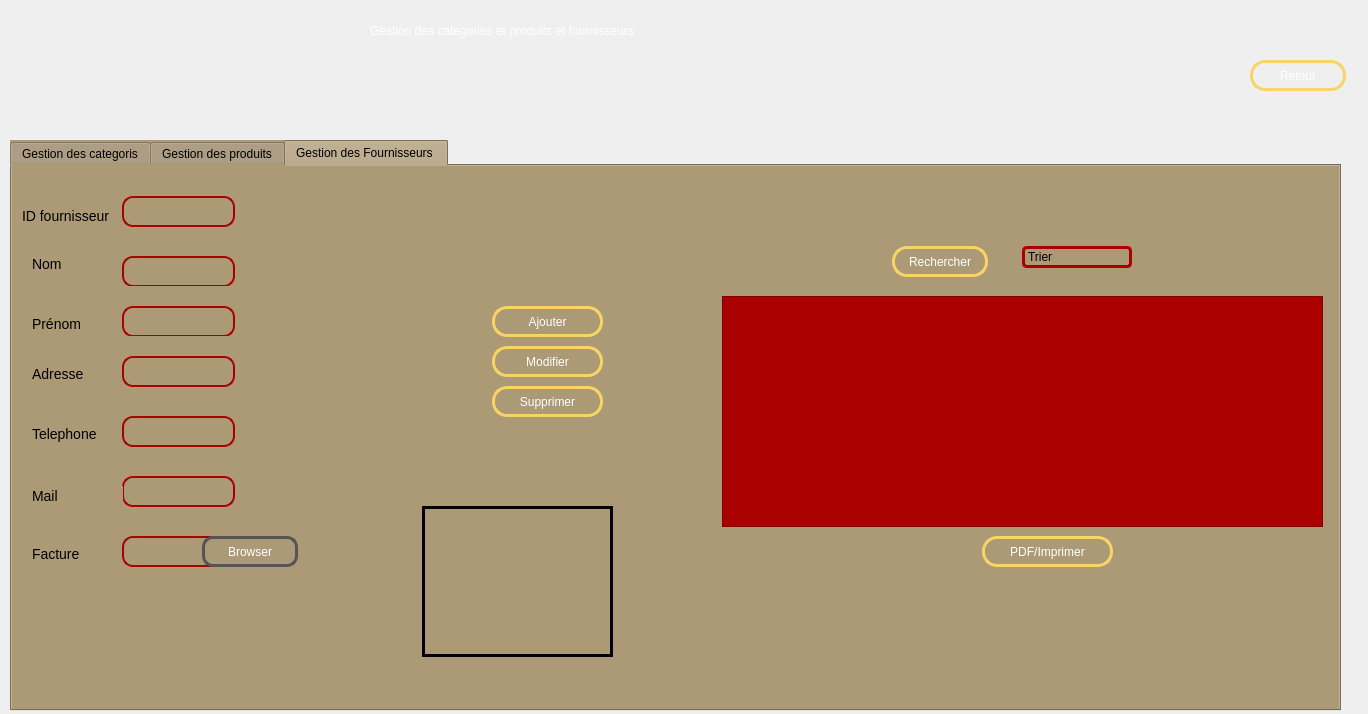
Above: mainwindowsa.ui from salmamouelhi/Smarthotel-projet-c- before the change. Below: the same form after it.
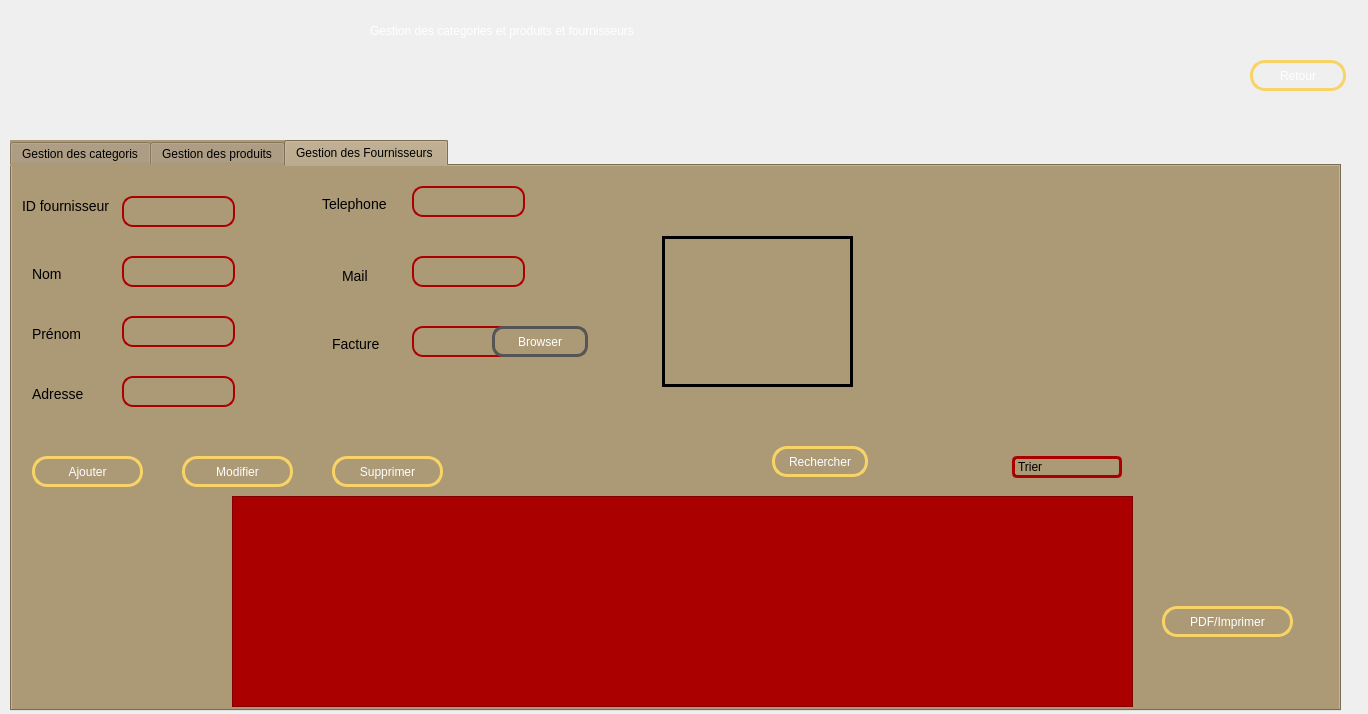
That is the form after the change. The open tabs and pages were chosen to show the change. Icons and pictures are not drawn. Custom widgets are drawn as their Qt base class.

Diff of the .ui file:
```diff
--- a/mainwindowsa.ui
+++ b/mainwindowsa.ui
@@ -1229,10 +1229,10 @@
     <widget class="QTableView" name="tabfour">
      <property name="geometry">
       <rect>
-       <x>710</x>
-       <y>130</y>
-       <width>601</width>
-       <height>231</height>
+       <x>220</x>
+       <y>330</y>
+       <width>901</width>
+       <height>211</height>
       </rect>
      </property>
      <property name="styleSheet">
@@ -1262,8 +1262,8 @@
     <widget class="QPushButton" name="pb_rechercher_3">
      <property name="geometry">
       <rect>
-       <x>880</x>
-       <y>80</y>
+       <x>760</x>
+       <y>280</y>
        <width>96</width>
        <height>31</height>
       </rect>
@@ -1300,8 +1300,8 @@
     <widget class="QPushButton" name="pb_modifier_3">
      <property name="geometry">
       <rect>
-       <x>480</x>
-       <y>180</y>
+       <x>170</x>
+       <y>290</y>
        <width>111</width>
        <height>31</height>
       </rect>
@@ -1338,8 +1338,8 @@
     <widget class="QPushButton" name="pb_ajouter_3">
      <property name="geometry">
       <rect>
-       <x>480</x>
-       <y>140</y>
+       <x>20</x>
+       <y>290</y>
        <width>111</width>
        <height>31</height>
       </rect>
@@ -1376,8 +1376,8 @@
     <widget class="QPushButton" name="pb_supprimer_3">
      <property name="geometry">
       <rect>
-       <x>480</x>
-       <y>220</y>
+       <x>320</x>
+       <y>290</y>
        <width>111</width>
        <height>31</height>
       </rect>
@@ -1453,7 +1453,7 @@
      <property name="geometry">
       <rect>
        <x>110</x>
-       <y>140</y>
+       <y>150</y>
        <width>113</width>
        <height>31</height>
       </rect>
@@ -1472,7 +1472,7 @@
      <property name="geometry">
       <rect>
        <x>110</x>
-       <y>190</y>
+       <y>210</y>
        <width>113</width>
        <height>31</height>
       </rect>
@@ -1491,7 +1491,7 @@
      <property name="geometry">
       <rect>
        <x>10</x>
-       <y>40</y>
+       <y>30</y>
        <width>91</width>
        <height>20</height>
       </rect>
@@ -1512,7 +1512,7 @@
      <property name="geometry">
       <rect>
        <x>20</x>
-       <y>90</y>
+       <y>100</y>
        <width>81</width>
        <height>16</height>
       </rect>
@@ -1533,7 +1533,7 @@
      <property name="geometry">
       <rect>
        <x>20</x>
-       <y>150</y>
+       <y>160</y>
        <width>81</width>
        <height>16</height>
       </rect>
@@ -1554,7 +1554,7 @@
      <property name="geometry">
       <rect>
        <x>20</x>
-       <y>200</y>
+       <y>220</y>
        <width>81</width>
        <height>16</height>
       </rect>
@@ -1574,8 +1574,8 @@
     <widget class="QLineEdit" name="lineEdit_id_8">
      <property name="geometry">
       <rect>
-       <x>110</x>
-       <y>250</y>
+       <x>400</x>
+       <y>20</y>
        <width>113</width>
        <height>31</height>
       </rect>
@@ -1593,8 +1593,8 @@
     <widget class="QLabel" name="label_14">
      <property name="geometry">
       <rect>
-       <x>20</x>
-       <y>260</y>
+       <x>310</x>
+       <y>30</y>
        <width>81</width>
        <height>16</height>
       </rect>
@@ -1614,8 +1614,8 @@
     <widget class="QLineEdit" name="lineEdit_id_9">
      <property name="geometry">
       <rect>
-       <x>110</x>
-       <y>310</y>
+       <x>400</x>
+       <y>90</y>
        <width>113</width>
        <height>31</height>
       </rect>
@@ -1633,9 +1633,9 @@
     <widget class="QLabel" name="label_15">
      <property name="geometry">
       <rect>
-       <x>20</x>
-       <y>320</y>
-       <width>91</width>
+       <x>330</x>
+       <y>100</y>
+       <width>61</width>
        <height>20</height>
       </rect>
      </property>
@@ -1654,8 +1654,8 @@
     <widget class="QLineEdit" name="lineEdit_id_10">
      <property name="geometry">
       <rect>
-       <x>110</x>
-       <y>370</y>
+       <x>400</x>
+       <y>160</y>
        <width>171</width>
        <height>31</height>
       </rect>
@@ -1673,9 +1673,9 @@
     <widget class="QLabel" name="label_16">
      <property name="geometry">
       <rect>
-       <x>20</x>
-       <y>380</y>
-       <width>81</width>
+       <x>320</x>
+       <y>170</y>
+       <width>71</width>
        <height>16</height>
       </rect>
      </property>
@@ -1694,8 +1694,8 @@
     <widget class="QPushButton" name="btnChse">
      <property name="geometry">
       <rect>
-       <x>190</x>
-       <y>370</y>
+       <x>480</x>
+       <y>160</y>
        <width>96</width>
        <height>31</height>
       </rect>
@@ -1732,8 +1732,8 @@
     <widget class="QLabel" name="lblBkImge">
      <property name="geometry">
       <rect>
-       <x>410</x>
-       <y>340</y>
+       <x>650</x>
+       <y>70</y>
        <width>191</width>
        <height>151</height>
       </rect>
@@ -1751,8 +1751,8 @@
     <widget class="QComboBox" name="comboBox_4">
      <property name="geometry">
       <rect>
-       <x>1010</x>
-       <y>80</y>
+       <x>1000</x>
+       <y>290</y>
        <width>110</width>
        <height>22</height>
       </rect>
@@ -1828,7 +1828,7 @@
      <property name="geometry">
       <rect>
        <x>110</x>
-       <y>120</y>
+       <y>130</y>
        <width>151</width>
        <height>16</height>
       </rect>
@@ -1841,7 +1841,7 @@
      <property name="geometry">
       <rect>
        <x>110</x>
-       <y>170</y>
+       <y>190</y>
        <width>131</width>
        <height>16</height>
       </rect>
@@ -1854,7 +1854,7 @@
      <property name="geometry">
       <rect>
        <x>110</x>
-       <y>230</y>
+       <y>250</y>
        <width>131</width>
        <height>16</height>
       </rect>
@@ -1879,8 +1879,8 @@
     <widget class="QLabel" name="label_29">
      <property name="geometry">
       <rect>
-       <x>390</x>
-       <y>100</y>
+       <x>380</x>
+       <y>60</y>
        <width>131</width>
        <height>16</height>
       </rect>
@@ -1892,8 +1892,8 @@
     <widget class="QLabel" name="label_30">
      <property name="geometry">
       <rect>
-       <x>580</x>
-       <y>100</y>
+       <x>400</x>
+       <y>130</y>
        <width>131</width>
        <height>16</height>
       </rect>
@@ -1905,8 +1905,8 @@
     <widget class="QPushButton" name="PDFcat_2">
      <property name="geometry">
       <rect>
-       <x>970</x>
-       <y>370</y>
+       <x>1150</x>
+       <y>440</y>
        <width>131</width>
        <height>31</height>
       </rect>
```
Left out of the diff: 156 changed lines with no effect on the pictures.
